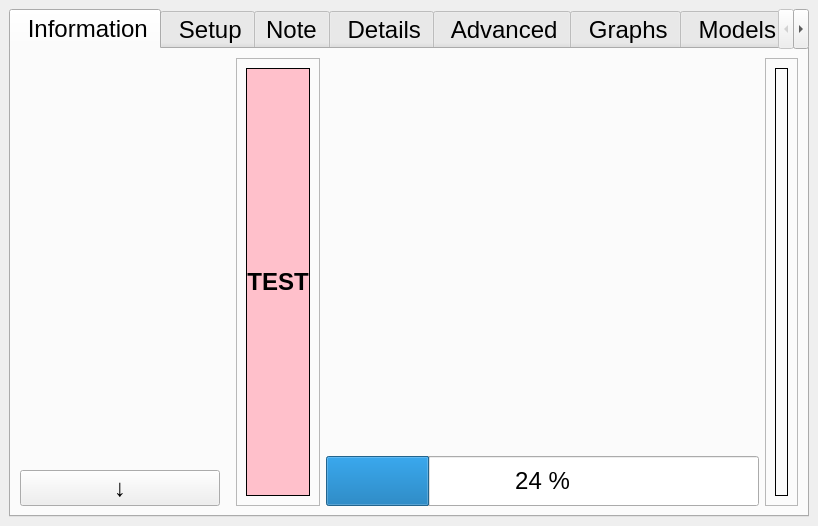
This is ddh/gui/gui_ddh.ui in LowellInstruments/ddh5 as Qt 5 draws it before an edit. The edited form follows.
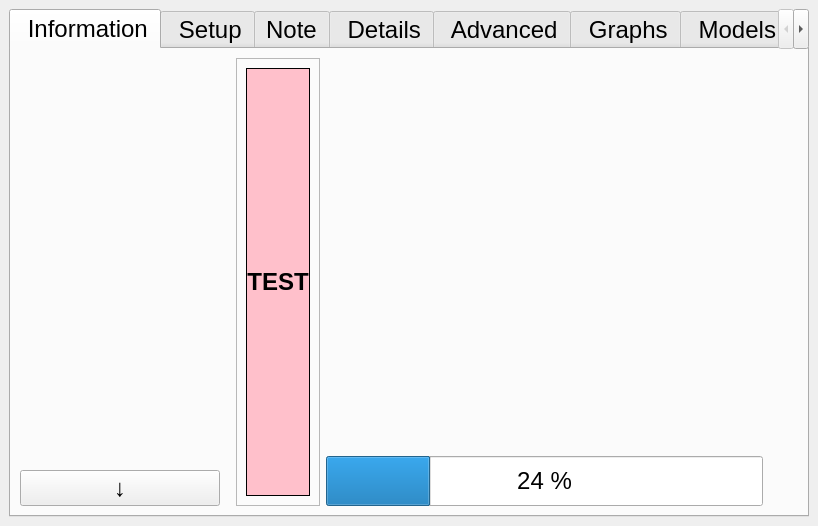
This is the edited form. Icons and pictures are not drawn.

Diff of the .ui file:
```diff
--- a/ddh/gui/gui_ddh.ui
+++ b/ddh/gui/gui_ddh.ui
@@ -717,7 +717,7 @@
         <item>
          <widget class="QFrame" name="frame_lbl_summary_dl">
           <property name="frameShape">
-           <enum>QFrame::StyledPanel</enum>
+           <enum>QFrame::NoFrame</enum>
           </property>
           <property name="frameShadow">
            <enum>QFrame::Raised</enum>
@@ -738,7 +738,7 @@
               <string notr="true"/>
              </property>
              <property name="frameShape">
-              <enum>QFrame::Box</enum>
+              <enum>QFrame::NoFrame</enum>
              </property>
              <property name="textFormat">
               <enum>Qt::PlainText</enum>
```
